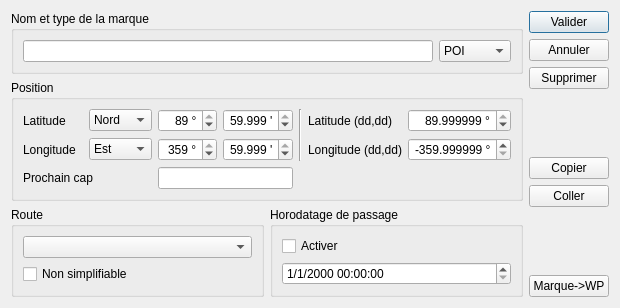
Above: src/Ui/POI_editor.ui from nohal/qtVlm before the change. Below: the same form after it.
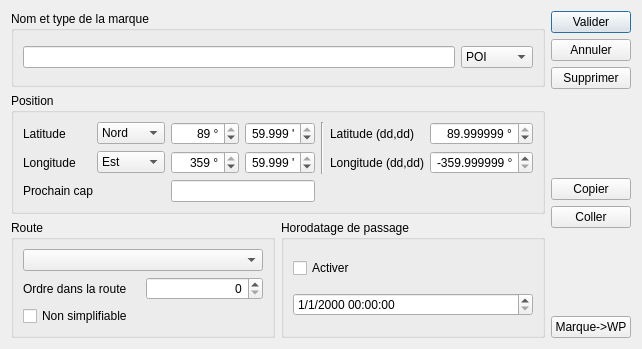
That is the form after the change.

Commit message: Add an option (general level and route level) to treat POIs in alphabetical order or in sequence order (routes). Some improvements in klm management and copy/paste.

Diff of the .ui file:
```diff
--- a/src/Ui/POI_editor.ui
+++ b/src/Ui/POI_editor.ui
@@ -6,8 +6,8 @@
    <rect>
     <x>0</x>
     <y>0</y>
-    <width>620</width>
-    <height>268</height>
+    <width>642</width>
+    <height>349</height>
    </rect>
   </property>
   <property name="windowTitle">
@@ -281,6 +281,33 @@
           <item>
            <widget class="QComboBox" name="cb_routeList"/>
           </item>
+          <item>
+           <layout class="QHBoxLayout" name="horizontalLayout_4">
+            <item>
+             <widget class="QLabel" name="label_4">
+              <property name="text">
+               <string>Ordre dans la route</string>
+              </property>
+             </widget>
+            </item>
+            <item>
+             <widget class="QSpinBox" name="sequence">
+              <property name="alignment">
+               <set>Qt::AlignRight|Qt::AlignTrailing|Qt::AlignVCenter</set>
+              </property>
+              <property name="suffix">
+               <string/>
+              </property>
+              <property name="prefix">
+               <string/>
+              </property>
+              <property name="maximum">
+               <number>9999</number>
+              </property>
+             </widget>
+            </item>
+           </layout>
+          </item>
           <item>
            <widget class="QCheckBox" name="notSimplicable">
             <property name="text">
```
Left out of the diff: 1 changed line with no effect on the pictures. The commit also changes 19 other files.
